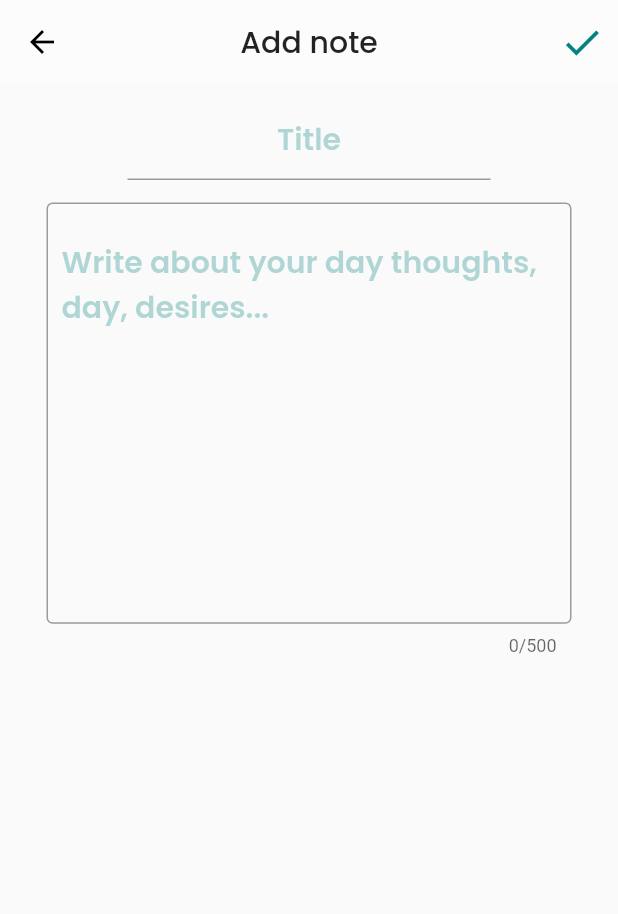
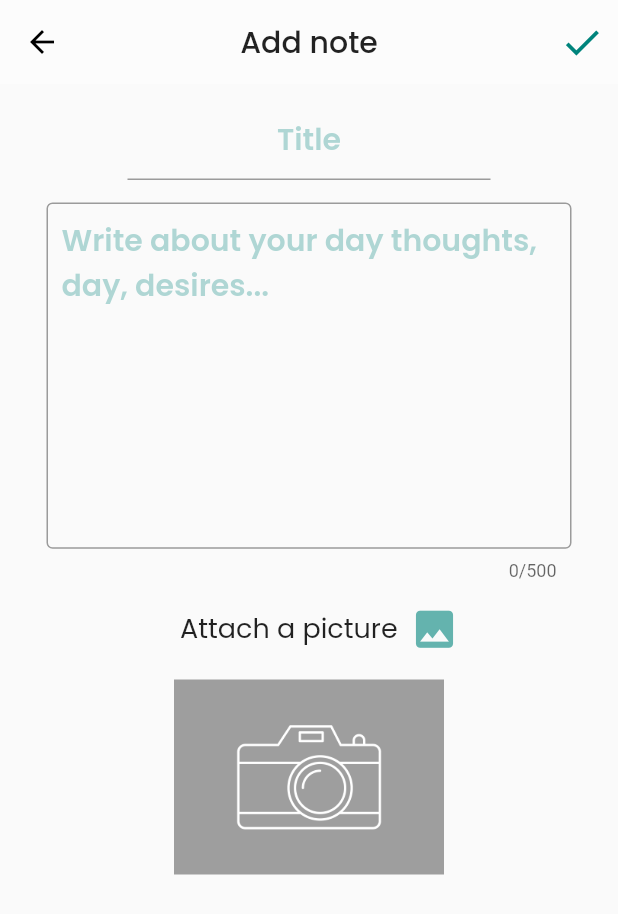
Before and after one commit to sofiabukovskaya/flutter_mindPost_mobile, a Flutter app: the AddNotePage screen opened directly, on a phone screen of 412 x 824 dp. Shown: the top 914 px of the screen. Run offline on Flutter 3.47's test engine with Material 2 defaults, Android fonts, the phone set to English and light mode, and no system bars; our stand-ins replace bloc, cloud_firestore, firebase_auth, firebase_core, firebase_storage, flutter_bloc and 3 more; accounts and stored records are empty.

Commit message:
Load image from storage using image package

```diff
--- a/lib/ui/pages/main_page/screens/personal_notes_screen/add_note_page.dart
+++ b/lib/ui/pages/main_page/screens/personal_notes_screen/add_note_page.dart
@@ -1,5 +1,8 @@
+import 'dart:io';
 import 'dart:ui';
-
+import 'package:firebase_storage/firebase_storage.dart';
+import 'package:image_picker/image_picker.dart';
+import 'package:path/path.dart' as Path;
 import 'package:flutter/cupertino.dart';
 import 'package:flutter/material.dart';
 import 'package:flutter/services.dart';
@@ -13,6 +16,16 @@ class AddNotePage extends StatefulWidget {
 }
 
 class AddNotePageState extends State<AddNotePage> {
+  File _image;
+  String _uploadedFileUrl;
+
+  Future<void> _pickImage(ImageSource source) async {
+    File selected = await ImagePicker.pickImage(source: source);
+    setState(() {
+      _image = selected;
+    });
+  }
+
   @override
   Widget build(BuildContext context) {
     return Scaffold(
@@ -63,10 +76,10 @@ class AddNotePageState extends State<AddNotePage> {
             scrollDirection: Axis.vertical,
             child: SizedBox(
               width: 350,
-                height: 300,
+              height: 250,
               child: TextField(
                 keyboardType: TextInputType.multiline,
-                  maxLines: 300,
+                maxLines: 250,
                 maxLength: 500,
                 style: GoogleFonts.poppins(
                     fontSize: 18.0,
@@ -82,11 +95,48 @@ class AddNotePageState extends State<AddNotePage> {
                             fontWeight: FontWeight.w600)),
                     isDense: true,
                     contentPadding:
-                      EdgeInsets.symmetric(vertical: 25, horizontal: 10.0)),
+                        EdgeInsets.symmetric(vertical: 10, horizontal: 10.0)),
               ),
+            )),
+        Padding(
+          padding: EdgeInsets.only(top: 10, left: 120, right: 90),
+          child: Row(
+            children: [
+              Text(
+                'Attach a picture',
+                style: GoogleFonts.poppins(
+                    fontSize: 18.0, fontWeight: FontWeight.w400),
+              ),
+              IconButton(
+                  icon: Icon(
+                    Icons.photo,
+                    color: Color(0x9900847c),
+                    size: 33,
+                  ),
+                  onPressed: () => _pickImage(ImageSource.gallery)),
+            ],
+          ),
+        ),
+        _image == null ?
+          Padding(
+            padding: EdgeInsets.only(top: 10),
+            child: Container(
+              color: Colors.grey,
+              height: 130,
+              width: 180,
+              child: GestureDetector(
+                child: Image.asset(
+                  'assets/camera.png',
+                  color: Colors.white,
+                ),
+              ),
+            ),
+          ) : Container(
+          alignment: Alignment.center,
+          child: Image.file(_image, height: 130, width: 180, fit: BoxFit.fill,)
         )
+      ]
       ),
-      ]),
     );
   }
 }
```
Also changed, not shown: pubspec.yaml (+4 -3 lines), assets/camera.png (added), pubspec.lock, 1 other file. Lines whose indentation alone changed are shown as unchanged.
